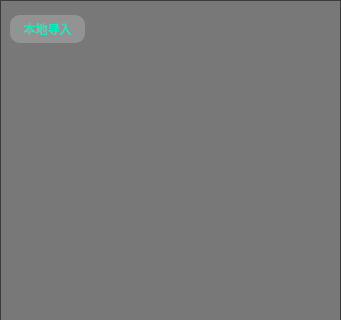
KikyoShaw/vlcPlayer, file vlcPlayer/vlcPlayer/videoList.ui: the form before one commit; both pictures show x 0 to 341 and y 0 to 320 of the 341 by 589 pixel window.
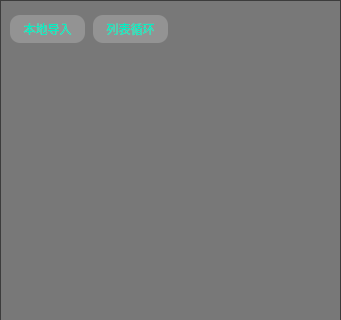
The form after the commit.

Commit message: vlc 新增列表播放

```diff
--- a/vlcPlayer/vlcPlayer/videoList.ui
+++ b/vlcPlayer/vlcPlayer/videoList.ui
@@ -85,7 +85,7 @@
         </property>
         <layout class="QHBoxLayout" name="horizontalLayout">
          <property name="spacing">
-          <number>0</number>
+          <number>8</number>
          </property>
          <property name="topMargin">
           <number>0</number>
@@ -115,6 +115,25 @@
            </property>
           </widget>
          </item>
+         <item>
+          <widget class="QPushButton" name="pushButton_x">
+           <property name="minimumSize">
+            <size>
+             <width>75</width>
+             <height>28</height>
+            </size>
+           </property>
+           <property name="maximumSize">
+            <size>
+             <width>75</width>
+             <height>28</height>
+            </size>
+           </property>
+           <property name="text">
+            <string>列表循环</string>
+           </property>
+          </widget>
+         </item>
          <item>
           <spacer name="horizontalSpacer">
            <property name="orientation">
```
The commit also changes 9 other files.
